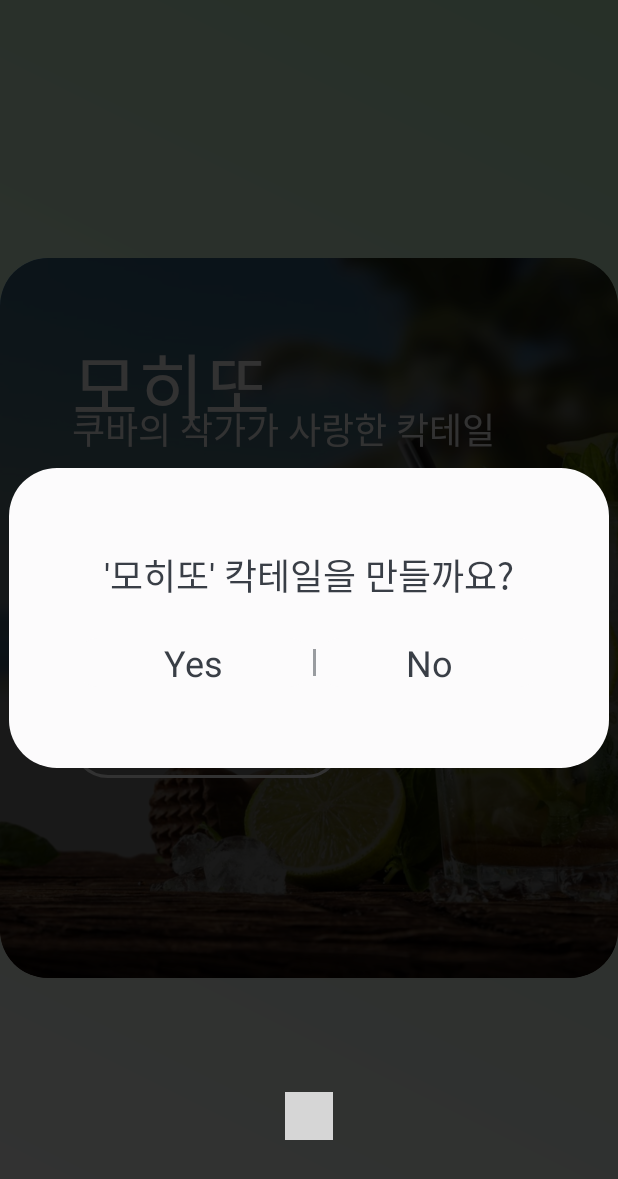
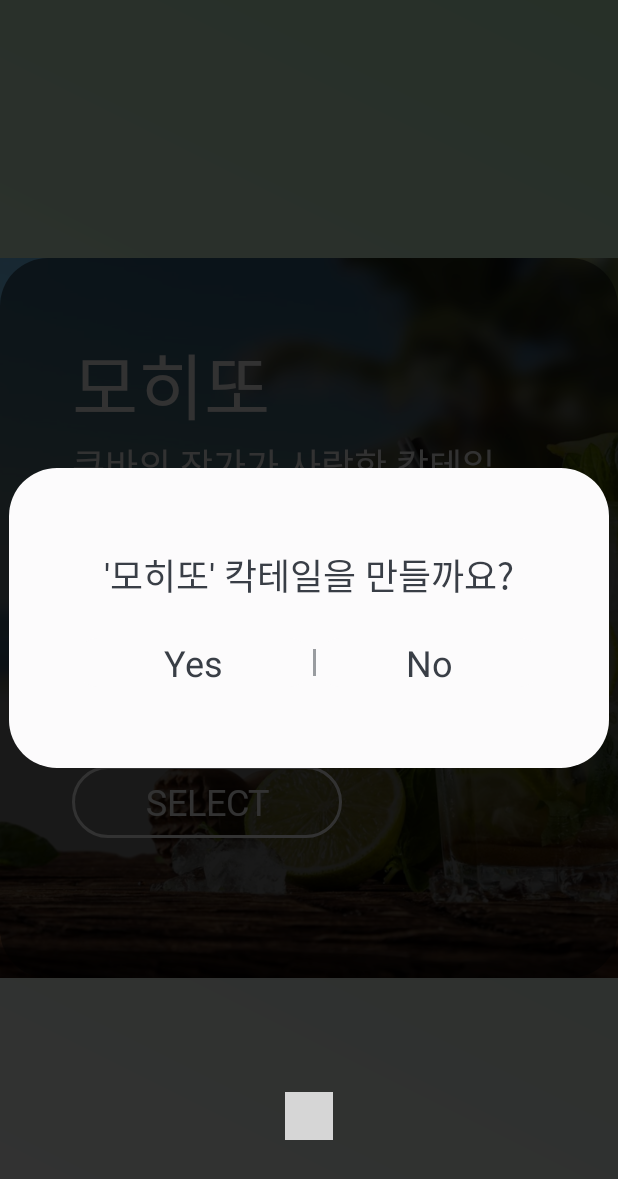
Before and after one commit to code-panic/Cocktail-Machine, an Android app: the screen it shows after launch (MainActivity), after a tap on "SELECT", on a phone screen of 412 x 824 dp. Shown: the top 1179 px of the screen. Run offline under Robolectric (Android 15) with nearby library versions, the phone set to English and light mode, and no system bars; plain views replace PageIndicatorView; grey boxes are pictures that could not be loaded.

Commit message:
최적화

```diff
--- a/CocktailMobileApp/app/src/main/java/com/example/administrator/cocktailmobileapp/CustomDialog.java
+++ b/CocktailMobileApp/app/src/main/java/com/example/administrator/cocktailmobileapp/CustomDialog.java
@@ -3,29 +3,43 @@ package com.example.administrator.cocktailmobileapp;
 import android.app.Dialog;
 import android.content.Context;
 import android.os.Bundle;
+import android.os.Handler;
+import android.util.Log;
 import android.view.View;
 import android.view.WindowManager;
 import android.widget.Button;
 import android.widget.ImageView;
 import android.widget.TextView;
 
+
 public class CustomDialog extends Dialog {
-    private CustomDialog mSelf;
+    private static final String TAG = "CustomDialog";
 
-    private int mPos;
-    private String mName;
+    private static CustomDialog instance;
 
-    public CustomDialog(Context context, int pos, String name) {
+    private int mMakingNum;
+    private Handler mHandler;
+
+    public static CustomDialog getInstance(Context context) {
+        if (instance == null) {
+            instance = new CustomDialog(context);
+        }
+        return instance;
+    }
+
+    private CustomDialog(Context context) {
         super(context, android.R.style.Theme_Translucent_NoTitleBar);
 
-        this.mSelf = this;
-        this.mPos = pos;
-        this.mName = name;
+        mHandler = new Handler();
     }
 
     @Override
     protected void onCreate(Bundle savedInstanceState) {
         super.onCreate(savedInstanceState);
+    }
+
+    public void show (int pos, String name) {
+        this.show();
 
         WindowManager.LayoutParams layoutParams = new WindowManager.LayoutParams();
         layoutParams.flags = WindowManager.LayoutParams.FLAG_DIM_BEHIND;
@@ -38,50 +52,53 @@ public class CustomDialog extends Dialog {
         Button yesButton = this.findViewById(R.id.yes);
         Button noButton = this.findViewById(R.id.no);
 
-        textView.setText("'" + mName + "' 칵테일을 만들까요?");
+        textView.setText("'" + name + "' 칵테일을 만들까요?");
 
         yesButton.setOnClickListener(new View.OnClickListener() {
             @Override
             public void onClick(View view) {
                 setContentView(R.layout.dialog_makeing);
 
-                final ImageView stateImageView = mSelf.findViewById(R.id.state_image);
-                final TextView stateTextView = mSelf.findViewById(R.id.state_text);
+                final ImageView stateImageView = findViewById(R.id.state_image);
+                final TextView stateTextView = findViewById(R.id.state_text);
 
-                //Bluetooth.getInstance().writeData(mPos + "");
+                Bluetooth.getInstance().writeData("1");
 
-                Bluetooth.getInstance().setBluetoothCall(new Bluetooth.BluetoothCall() {
+                mMakingNum = 0;
+
+                Bluetooth.getInstance().readData(mHandler, new Bluetooth.BluetoothCall() {
                     @Override
                     public void onMaking() {
-                        /* 후 수정 */
-                        if (stateTextView.getText().equals("칵테일을 만드는 중입니다 .")) {
+                        if (mMakingNum % 3 == 1) {
                             stateImageView.setImageResource(R.drawable.image_making_2);
                             stateTextView.setText("칵테일을 만드는 중입니다 . .");
-                        } else if (stateTextView.getText().equals("칵테일을 만드는 중입니다 . .")) {
+                            Log.d(TAG, "1");
+                        } else if (mMakingNum % 3 == 2) {
                             stateImageView.setImageResource(R.drawable.image_making_3);
                             stateTextView.setText("칵테일을 만드는 중입니다 . . .");
-                        } else if (stateTextView.getText().equals("칵테일을 만드는 중입니다 . . .")) {
+                            Log.d(TAG, "2");
+                        } else if (mMakingNum % 3 == 0) {
                             stateImageView.setImageResource(R.drawable.image_making_1);
                             stateTextView.setText("칵테일을 만드는 중입니다 .");
+                            Log.d(TAG, "3");
                         }
+
+                        mMakingNum++;
                     }
 
                     @Override
                     public void onComplete() {
-                        setContentView(R.layout.dialog_complete);
-
-
+                        stateImageView.setImageResource(R.drawable.image_making_3);
+                        stateTextView.setText("칵테일을 완성했습니다");
                     }
                 });
-
-                Bluetooth.getInstance().start();
             }
         });
 
         noButton.setOnClickListener(new View.OnClickListener() {
             @Override
-            public void onClick(View view) {
-                mSelf.dismiss();
+            public void onClick(View v) {
+                instance.dismiss();
             }
         });
     }
--- a/CocktailMobileApp/app/src/main/java/com/example/administrator/cocktailmobileapp/SlideFragment.java
+++ b/CocktailMobileApp/app/src/main/java/com/example/administrator/cocktailmobileapp/SlideFragment.java
@@ -7,7 +7,6 @@ import android.os.Bundle;
 import android.support.v4.app.Fragment;
 import android.support.v4.graphics.drawable.RoundedBitmapDrawable;
 import android.support.v4.graphics.drawable.RoundedBitmapDrawableFactory;
-import android.util.Log;
 import android.view.LayoutInflater;
 import android.view.View;
 import android.view.ViewGroup;
@@ -60,7 +59,7 @@ public class SlideFragment extends Fragment {
         mName.setText(bundle.getString("name"));
         mTitle.setText(bundle.getString("title"));
         mDesciption.setText(bundle.getString("description"));
-        mCardImage.setImageBitmap(getRoundedBitmap(bundle.getInt("imageID")));
+        mCardImage.setImageDrawable(getRoundedBitmap(bundle.getInt("imageID")));
 
         GradientDrawable gradientDrawable = new GradientDrawable(GradientDrawable.Orientation.BL_TR, new int[] {getResources().getColor(bundle.getInt("gradientStartColor")), getResources().getColor(bundle.getInt("gradientEndColor"))});
         gradientDrawable.setCornerRadius(0f);
@@ -69,8 +68,7 @@ public class SlideFragment extends Fragment {
         mButton.setOnClickListener(new View.OnClickListener() {
             @Override
             public void onClick(View view) {
-                CustomDialog dialog = new CustomDialog(getContext(), bundle.getInt("pos"), bundle.getString("name"));
-                dialog.show();
+                CustomDialog.getInstance(getContext()).show(bundle.getInt("pos"), bundle.getString("name"));
             }
         });
 
@@ -78,13 +76,26 @@ public class SlideFragment extends Fragment {
     }
 
     //이미지의 모서리 라운딩 처리
-    private Bitmap getRoundedBitmap(int imageId) {
+    private RoundedBitmapDrawable getRoundedBitmap(int imageId) {
         Bitmap bitmap = BitmapFactory.decodeResource( getResources(), imageId);
         RoundedBitmapDrawable roundedDrawable = RoundedBitmapDrawableFactory.create(getResources(), bitmap);
 
+        roundedDrawable.setCircular(true);
         roundedDrawable.setCornerRadius(64);
         roundedDrawable.setAntiAlias(true);
 
-        return roundedDrawable.getBitmap();
+        return roundedDrawable;
     }
+
+//    RoundedBitmapDrawable drawable = RoundedBitmapDrawableFactory.create(context.getResources(), source);
+//        drawable.setCircular(true);
+//        drawable.setCornerRadius(source.getWidth() / 2.0f);
+//        return drawable.getBitmap();
+//
+//    Bitmap source = ((BitmapDrawable) mProfileImage.getDrawable()).getBitmap();
+//    RoundedBitmapDrawable drawable =
+//            RoundedBitmapDrawableFactory.create(getContext().getResources(), source);
+//            drawable.setCircular(true);
+//            drawable.setCornerRadius(Math.max(source.getWidth() / 2.0f, source.getHeight() / 2.0f));
+//            mProfileImage.setImageDrawable(drawable);
 }
--- a/CocktailMobileApp/app/src/main/res/drawable/background_button_select.xml
+++ b/CocktailMobileApp/app/src/main/res/drawable/background_button_select.xml
@@ -1,6 +1,19 @@
 <?xml version="1.0" encoding="utf-8"?>
-<shape xmlns:android="http://schemas.android.com/apk/res/android">
-    <solid android:color="#00000000"/>
-    <stroke android:color="@color/colorWhite" android:width="2dp"/>
-    <corners android:radius="24dp" />
-</shape>
+<selector xmlns:android="http://schemas.android.com/apk/res/android">
+    <item>
+        <shape>
+            <solid android:color="#00000000"/>
+            <stroke android:color="@color/colorWhite" android:width="2dp"/>
+            <corners android:radius="24dp" />
+        </shape>
+    </item>
+
+    <item android:state_selected="true">
+        <shape>
+            <solid android:color="@color/colorWhite"/>
+            <stroke android:color="@color/colorWhite" android:width="2dp"/>
+            <corners android:radius="24dp" />
+        </shape>
+    </item>
+
+</selector>
--- a/CocktailMobileApp/app/src/main/res/layout/dialog_check.xml
+++ b/CocktailMobileApp/app/src/main/res/layout/dialog_check.xml
@@ -14,7 +14,7 @@
         android:layout_marginBottom="24dp"
         android:fontFamily="@font/spoqa_regular"
         android:text="모히또 칵테일을 만들까요?"
-        android:textAlignment="center"
+        android:gravity="center"
         android:textColor="@color/colorBlack"
         android:textSize="24sp" />
 
--- a/CocktailMobileApp/app/src/main/res/layout/dialog_complete.xml
+++ b/CocktailMobileApp/app/src/main/res/layout/dialog_complete.xml
@@ -20,7 +20,7 @@
         android:layout_height="wrap_content"
         android:fontFamily="@font/spoqa_regular"
         android:text="칵테일을 완성했습니다!"
-        android:textAlignment="center"
+        android:gravity="center"
         android:textColor="@color/colorBlack"
         android:textSize="24sp" />
 </LinearLayout>
--- a/CocktailMobileApp/app/src/main/res/layout/dialog_makeing.xml
+++ b/CocktailMobileApp/app/src/main/res/layout/dialog_makeing.xml
@@ -19,8 +19,8 @@
         android:layout_width="match_parent"
         android:layout_height="wrap_content"
         android:fontFamily="@font/spoqa_regular"
-        android:text="칵테일을 만드는 중입니다 . . ."
-        android:textAlignment="center"
+        android:text="칵테일을 만드는 중입니다 . "
+        android:gravity="center"
         android:textColor="@color/colorBlack"
         android:textSize="24sp" />
 </LinearLayout>
--- a/CocktailMobileApp/app/src/main/res/layout/fragment_slideview.xml
+++ b/CocktailMobileApp/app/src/main/res/layout/fragment_slideview.xml
@@ -10,23 +10,21 @@
         android:layout_width="800dp"
         android:layout_height="400dp"
         android:layout_centerInParent="true"
-        app:cardBackgroundColor="@color/colorWhite"
+        app:cardBackgroundColor="#80fcfbfc"
         app:cardCornerRadius="@dimen/corner_radius"
         app:cardElevation="0dp">
 
     </android.support.v7.widget.CardView>
 
-    <android.support.v7.widget.CardView
+    <RelativeLayout
         android:id="@+id/main_card"
         android:layout_width="720dp"
         android:layout_height="480dp"
-        android:layout_centerInParent="true"
-        app:cardCornerRadius="@dimen/corner_radius"
-        app:cardElevation="0dp">
+        android:layout_centerInParent="true">
 
         <ImageView
             android:id="@+id/card_image"
-            android:layout_width="match_parent"
+            android:layout_width="720dp"
             android:layout_height="match_parent"
             android:scaleType="centerCrop"
             android:src="@drawable/image_mojito" />
@@ -34,12 +32,7 @@
         <View
             android:layout_width="match_parent"
             android:layout_height="match_parent"
-            android:background="@drawable/background_image_cover"/>
-
-
-        <RelativeLayout
-            android:layout_width="match_parent"
-            android:layout_height="match_parent">
+            android:background="@drawable/background_image_cover" />
 
         <LinearLayout
             android:layout_width="wrap_content"
@@ -59,7 +52,6 @@
 
             <TextView
                 android:id="@+id/title"
-                    android:layout_marginTop="-24dp"
                 android:layout_width="wrap_content"
                 android:layout_height="wrap_content"
                 android:fontFamily="@font/spoqa_regular"
@@ -71,9 +63,9 @@
                 android:id="@+id/description"
                 android:layout_width="wrap_content"
                 android:layout_height="wrap_content"
-                    android:layout_marginTop="24dp"
-                    android:fontFamily="@font/spoqa_regular"
-                    android:lineHeight="@dimen/description_line_height"
+                android:layout_marginTop="36dp"
+                android:fontFamily="@font/spoqa_light"
+                android:lineSpacingMultiplier="1.8"
                 android:text="@string/dummy_description"
                 android:textColor="@color/colorWhite"
                 android:textSize="@dimen/description_size" />
@@ -90,5 +82,4 @@
                 android:textSize="@dimen/button_text_size" />
         </LinearLayout>
     </RelativeLayout>
-    </android.support.v7.widget.CardView>
 </RelativeLayout>
--- a/CocktailMobileApp/app/src/main/res/values/colors.xml
+++ b/CocktailMobileApp/app/src/main/res/values/colors.xml
@@ -5,6 +5,8 @@
     <color name="colorAccent">#D81B60</color>
 
     <color name="colorWhite">#fcfbfc</color>
+    <color name="colorWhite_50">#80fcfbfc</color>
+
     <color name="colorBlack">#393E46</color>
     <color name="colorBlack_50">#80393E46</color>
     <color name="colorGreen">#c3f0ca</color>
```
Also changed, not shown: CocktailMobileApp/app/src/main/java/com/example/administrator/cocktailmobileapp/Bluetooth.java (+58 -57 lines), 1 other file. Lines whose indentation alone changed are shown as unchanged.
